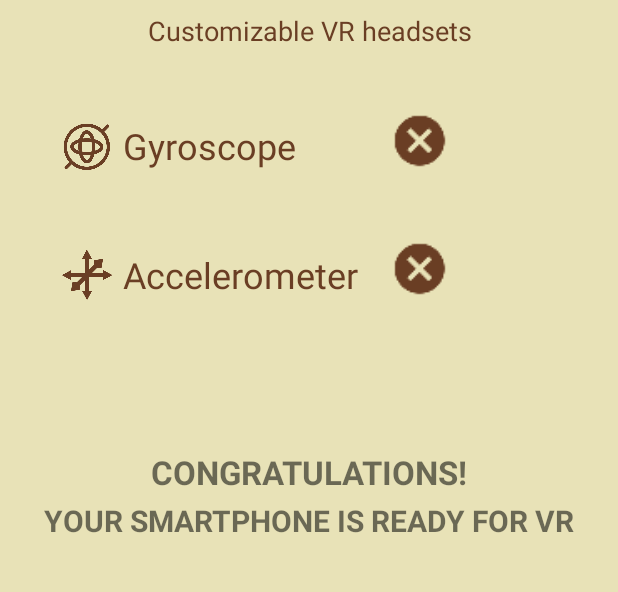
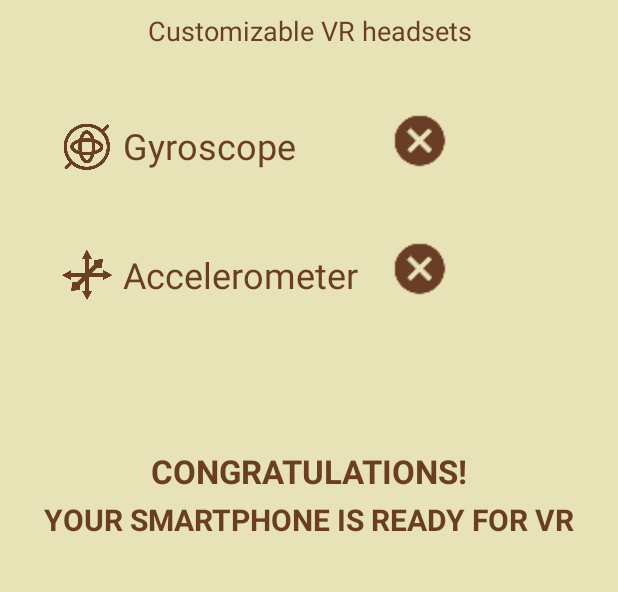
Before and after one commit to a9595/Checker, an Android app: the screen it shows after launch (MainActivity), on a phone screen of 412 x 824 dp, the part 213-805 px from its top. Run offline under Robolectric (Android 15) with nearby library versions, the phone set to English and light mode, and no system bars; our stand-ins replace ButterKnife.

Commit message:
before sleep

```diff
--- a/app/build.gradle
+++ b/app/build.gradle
@@ -7,14 +7,15 @@ android {
     applicationId "pl.wooddy.checkvr"
     minSdkVersion 14
     targetSdkVersion 25
-    versionCode 1
-    versionName "1.0"
+    versionCode 2
+    versionName "1.1"
     testInstrumentationRunner "android.support.test.runner.AndroidJUnitRunner"
   }
   buildTypes {
     release {
       minifyEnabled false
       proguardFiles getDefaultProguardFile('proguard-android.txt'), 'proguard-rules.pro'
+      debuggable false
     }
   }
 }
@@ -25,18 +26,20 @@ dependencies {
     exclude group: 'com.android.support', module: 'support-annotations'
   })
 
+
   compile 'com.android.support:appcompat-v7:25.1.0'
   compile 'com.android.support.constraint:constraint-layout:1.0.0-beta4'
   compile 'com.android.support:design:25.1.0'
   compile 'com.jakewharton:butterknife:8.4.0'
   compile 'com.google.firebase:firebase-core:10.0.1'
   compile 'com.dmitrymalkovich.android:material-design-dimens:1.4'
+  compile 'com.wang.avi:library:2.1.3'
+  compile 'com.google.firebase:firebase-crash:10.0.1'
   testCompile 'junit:junit:4.12'
   annotationProcessor 'com.jakewharton:butterknife-compiler:8.4.0'
-
-  compile 'com.wang.avi:library:2.1.3'
 }
 
 
 
+
 apply plugin: 'com.google.gms.google-services'
--- a/app/src/main/AndroidManifest.xml
+++ b/app/src/main/AndroidManifest.xml
@@ -7,12 +7,12 @@
       android:allowBackup="true"
       android:icon="@mipmap/ic_launcher"
       android:label="@string/app_name"
-      android:roundIcon="@mipmap/ic_launcher_round"
       android:supportsRtl="true"
       android:theme="@style/AppTheme" >
     <activity
         android:name=".MainActivity"
         android:label="@string/app_name"
+        android:noHistory="true"
         android:theme="@style/AppTheme.NoActionBar" >
       <intent-filter >
         <action android:name="android.intent.action.MAIN" />
@@ -23,6 +23,7 @@
     <activity
         android:name=".SplashScreenActivity"
         android:label="@string/title_activity_splash_screen"
+        android:noHistory="true"
         android:theme="@style/AppTheme.NoActionBar" >
     </activity >
   </application >
--- a/app/src/main/java/pl/wooddy/checkvr/MainActivity.java
+++ b/app/src/main/java/pl/wooddy/checkvr/MainActivity.java
@@ -29,13 +29,21 @@ public class MainActivity extends AppCompatActivity {
 
   @Override protected void onCreate(Bundle savedInstanceState) {
     super.onCreate(savedInstanceState);
+    startSplashScreen();
+
     setContentView(R.layout.activity_main);
     ButterKnife.bind(this);
-    Toolbar toolbar = (Toolbar) findViewById(R.id.toolbar);
-    setSupportActionBar(toolbar);
+    setSupportActionBar(mToolbar);
     initFAB();
 
     initViews();
+  }
+
+  private void startSplashScreen() {
+    if (!MyApplication.sIsOpenedSplashScreen) {
+      final Intent intent = new Intent(this, SplashScreenActivity.class);
+      startActivity(intent);
+    }
   }
 
   private void initViews() {
--- a/app/src/main/java/pl/wooddy/checkvr/MyApplication.java
+++ b/app/src/main/java/pl/wooddy/checkvr/MyApplication.java
@@ -9,6 +9,7 @@ import com.google.firebase.analytics.FirebaseAnalytics;
 
 public class MyApplication extends Application {
   public static FirebaseAnalytics sFirebaseAnalytics;
+  public static boolean sIsOpenedSplashScreen = false;
 
   @Override public void onCreate() {
     super.onCreate();
--- a/app/src/main/java/pl/wooddy/checkvr/SplashScreenActivity.java
+++ b/app/src/main/java/pl/wooddy/checkvr/SplashScreenActivity.java
@@ -1,6 +1,8 @@
 package pl.wooddy.checkvr;
 
+import android.content.Intent;
 import android.os.Bundle;
+import android.os.Handler;
 import android.support.design.widget.FloatingActionButton;
 import android.support.design.widget.Snackbar;
 import android.support.v7.app.AppCompatActivity;
@@ -9,12 +11,32 @@ import android.view.View;
 
 public class SplashScreenActivity extends AppCompatActivity {
 
+  private static final long DELAY_MILIS = 3500;
+
   @Override protected void onCreate(Bundle savedInstanceState) {
     super.onCreate(savedInstanceState);
     setContentView(R.layout.activity_splash_screen);
+    MyApplication.sIsOpenedSplashScreen = true;
+
     Toolbar toolbar = (Toolbar) findViewById(R.id.toolbar);
     setSupportActionBar(toolbar);
 
+    new Handler().postDelayed(new Runnable() {
+      @Override public void run() {
+        startMainActivity();
+      }
+    }, DELAY_MILIS);
+
+    initFAB();
+  }
+
+  private void startMainActivity() {
+    final Intent intent = new Intent(SplashScreenActivity.this, MainActivity.class);
+    SplashScreenActivity.this.startActivity(intent);
+    SplashScreenActivity.this.finish();
+  }
+
+  private void initFAB() {
     FloatingActionButton fab = (FloatingActionButton) findViewById(R.id.fab);
     fab.setOnClickListener(new View.OnClickListener() {
       @Override public void onClick(View view) {
--- a/app/src/main/res/layout/activity_splash_screen.xml
+++ b/app/src/main/res/layout/activity_splash_screen.xml
@@ -12,6 +12,7 @@
       android:layout_width="match_parent"
       android:layout_height="wrap_content"
       android:theme="@style/AppTheme.AppBarOverlay"
+      android:visibility="gone"
       >
 
     <android.support.v7.widget.Toolbar
--- a/app/src/main/res/layout/content_main.xml
+++ b/app/src/main/res/layout/content_main.xml
@@ -148,7 +148,7 @@
       app:layout_constraintLeft_toLeftOf="parent"
       app:layout_constraintRight_toRightOf="parent"
       app:layout_constraintTop_toBottomOf="@+id/accelerometer"
-      app:layout_constraintVertical_bias="0.291"
+      app:layout_constraintVertical_bias="0.29000002"
       >
     <TextView
         android:id="@+id/Congratulations"
@@ -158,6 +158,7 @@
         android:text="@string/congratulations"
         android:textAlignment="center"
         android:textAllCaps="true"
+        android:textColor="@color/images_tint"
         android:textSize="22sp"
         android:textStyle="bold"
         />
@@ -168,6 +169,7 @@
         android:text="@string/your_smartphone_is_ready_for_vr"
         android:textAlignment="center"
         android:textAllCaps="true"
+        android:textColor="@color/images_tint"
         android:textSize="20sp"
         android:textStyle="bold"
         />
```
Also changed, not shown: app/src/main/res/mipmap-hdpi/ic_launcher.png, app/src/main/res/mipmap-hdpi/ic_launcher_round.png (deleted), app/src/main/res/mipmap-mdpi/ic_launcher.png, app/src/main/res/mipmap-mdpi/ic_launcher_round.png (deleted), app/src/main/res/mipmap-xhdpi/ic_launcher.png, app/src/main/res/mipmap-xhdpi/ic_launcher_round.png (deleted), app/src/main/res/mipmap-xxhdpi/ic_launcher.png, app/src/main/res/mipmap-xxhdpi/ic_launcher_round.png (deleted), app/src/main/res/mipmap-xxxhdpi/ic_launcher.png, app/src/main/res/mipmap-xxxhdpi/ic_launcher_round.png (deleted).
